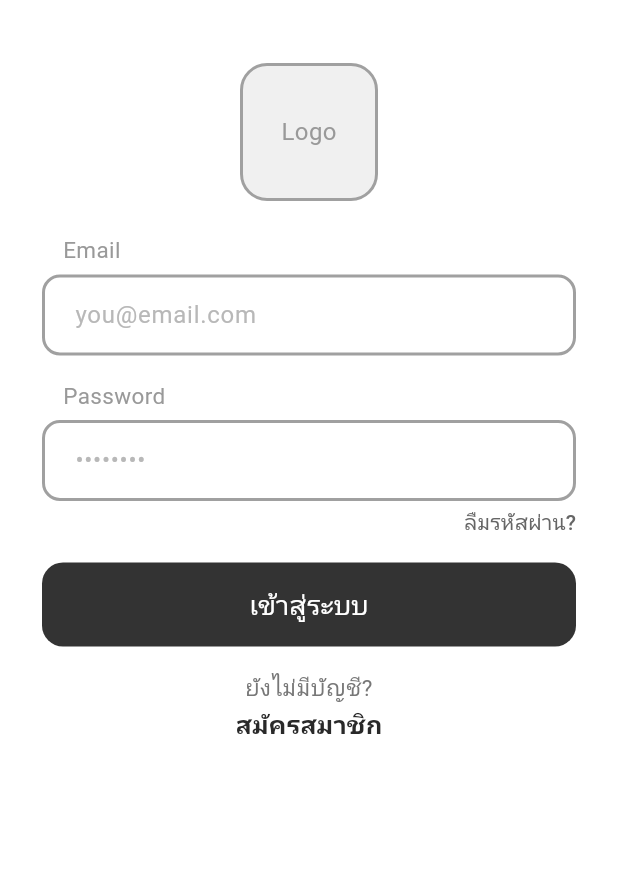
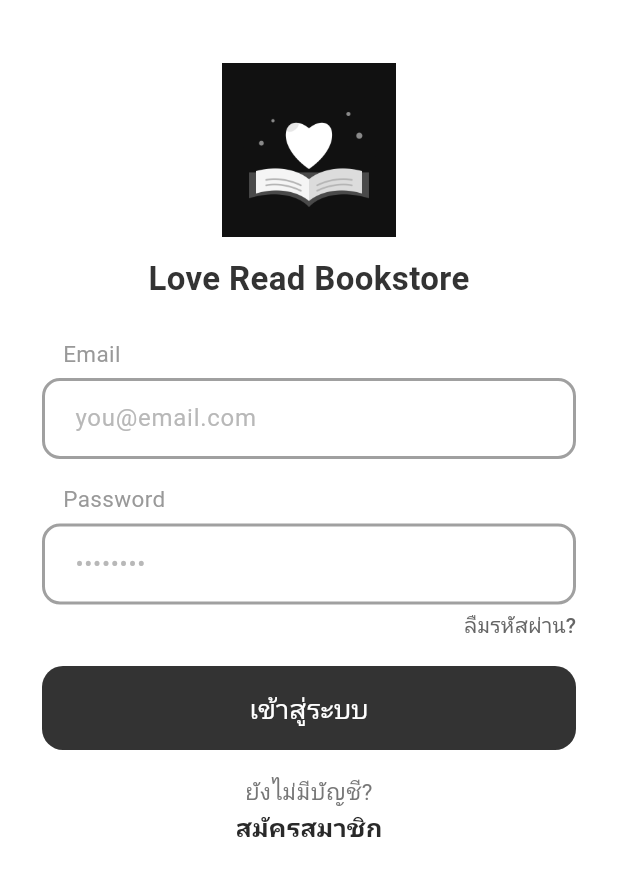
Before and after one commit to AriFeenx0/mobile_micro_commerce, a Flutter app: the screen it shows after launch, on a phone screen of 412 x 824 dp. Shown: the top 876 px of the screen. Run offline on Flutter 3.47's test engine with Material 3 defaults, Android fonts, the phone set to English and light mode, and no system bars; our stand-ins replace cloud_firestore, firebase_auth, firebase_core, image_picker, qr_flutter; accounts and stored records are empty.

Commit message:
Add logo, Name

```diff
--- a/lib/screens/auth/login_screen.dart
+++ b/lib/screens/auth/login_screen.dart
@@ -52,8 +52,24 @@ class _LoginScreenState extends State<LoginScreen> {
                   crossAxisAlignment: CrossAxisAlignment.stretch,
                   children: [
                     const SizedBox(height: 12),
-                    AuthFormStyle.logo(),
-                    const SizedBox(height: 22),
+                    Image.asset(
+                      'assets/icons/Love Read Book Store Icon.png',
+                      width: 116,
+                      height: 116,
+                      fit: BoxFit.contain,
+                      semanticLabel: 'Love Read Bookstore logo',
+                    ),
+                    const SizedBox(height: 12),
+                    const Text(
+                      'Love Read Bookstore',
+                      textAlign: TextAlign.center,
+                      style: TextStyle(
+                        color: Color(0xFF333333),
+                        fontSize: 22,
+                        fontWeight: FontWeight.bold,
+                      ),
+                    ),
+                    const SizedBox(height: 24),
                     AuthFormStyle.label('Email'),
                     const SizedBox(height: 6),
                     TextFormField(
```
Also changed, not shown: assets/icons/Love Read Book Store Icon.png (added), 1 other file.
